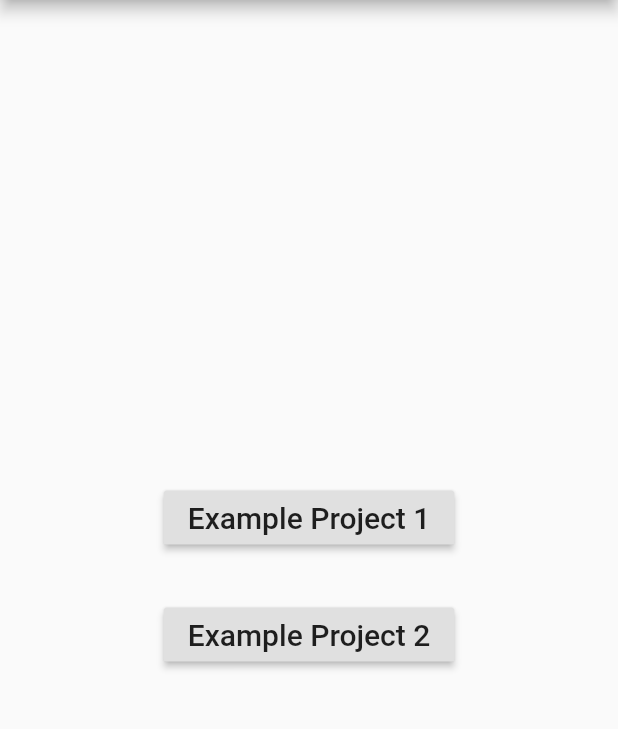
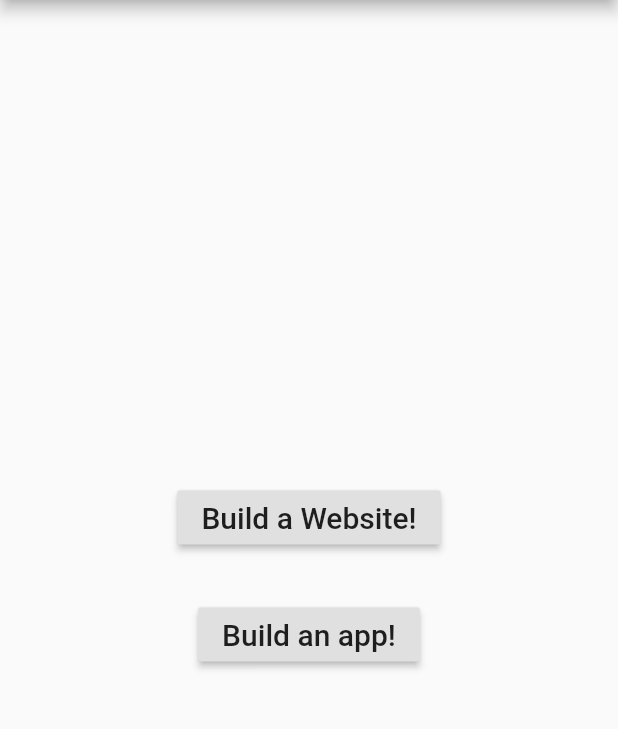
Before and after one commit to emilyso-99/helpmehack-app, a Flutter app: the screen it shows after launch, on a phone screen of 412 x 824 dp, the part 84-813 px from its top. Run offline on Flutter 3.47's test engine with Material 2 defaults, Android fonts, the phone set to English and light mode, and no system bars.

Commit message:
added the route to the website page

```diff
--- a/helpmehack/lib/main.dart
+++ b/helpmehack/lib/main.dart
@@ -109,17 +109,48 @@ class MyApp extends StatelessWidget {
   Widget build(BuildContext context) {
     return MaterialApp(
       title: _title,
+      initialRoute: '/',
+      routes: {
+        '/buildawebsite': (BuildContext context) => WebsitePage(),
+      },
       home: Scaffold(
         appBar: AppBar(title: const Text(_title)),
-        body: MyStatelessWidget(),
+        body: HomePage(),
       ),
     );
   }
 }
 
-/// This is the stateless widget that the main application instantiates.
-class MyStatelessWidget extends StatelessWidget {
-  MyStatelessWidget({Key key}) : super(key: key);
+// This is the stateless widget that the main application instantiates.
+class HomePage extends StatelessWidget {
+  HomePage({Key key}) : super(key: key);
+
+  @override
+  Widget build(BuildContext context) {
+    return Center(
+      child: Column(
+        mainAxisSize: MainAxisSize.min,
+        children: <Widget>[
+          RaisedButton(
+            onPressed: () {
+              Navigator.of(context).pushNamed('/buildawebsite');
+            },
+            child:
+                const Text('Build a Website!', style: TextStyle(fontSize: 20)),
+          ),
+          const SizedBox(height: 30),
+          RaisedButton(
+              onPressed: () {},
+              child:
+                  const Text('Build an app!', style: TextStyle(fontSize: 20))),
+        ],
+      ),
+    );
+  }
+}
+
+class WebsitePage extends StatelessWidget {
+  WebsitePage({Key key}) : super(key: key);
 
   @override
   Widget build(BuildContext context) {
@@ -129,14 +160,13 @@ class MyStatelessWidget extends StatelessWidget {
         children: <Widget>[
           RaisedButton(
             onPressed: () {},
-            child:
-                const Text('Example Project 1', style: TextStyle(fontSize: 20)),
+            child: const Text('Hello!', style: TextStyle(fontSize: 20)),
           ),
           const SizedBox(height: 30),
           RaisedButton(
               onPressed: () {},
-              child: const Text('Example Project 2',
-                  style: TextStyle(fontSize: 20))),
+              child:
+                  const Text('Build an app!', style: TextStyle(fontSize: 20))),
         ],
       ),
     );
```
